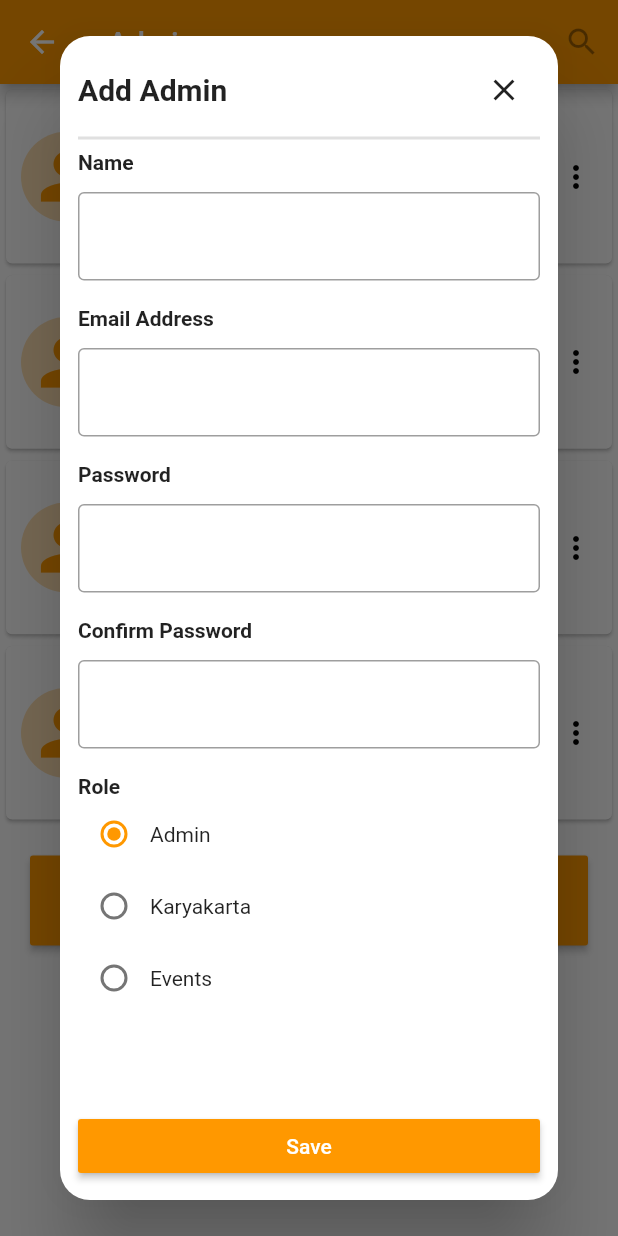
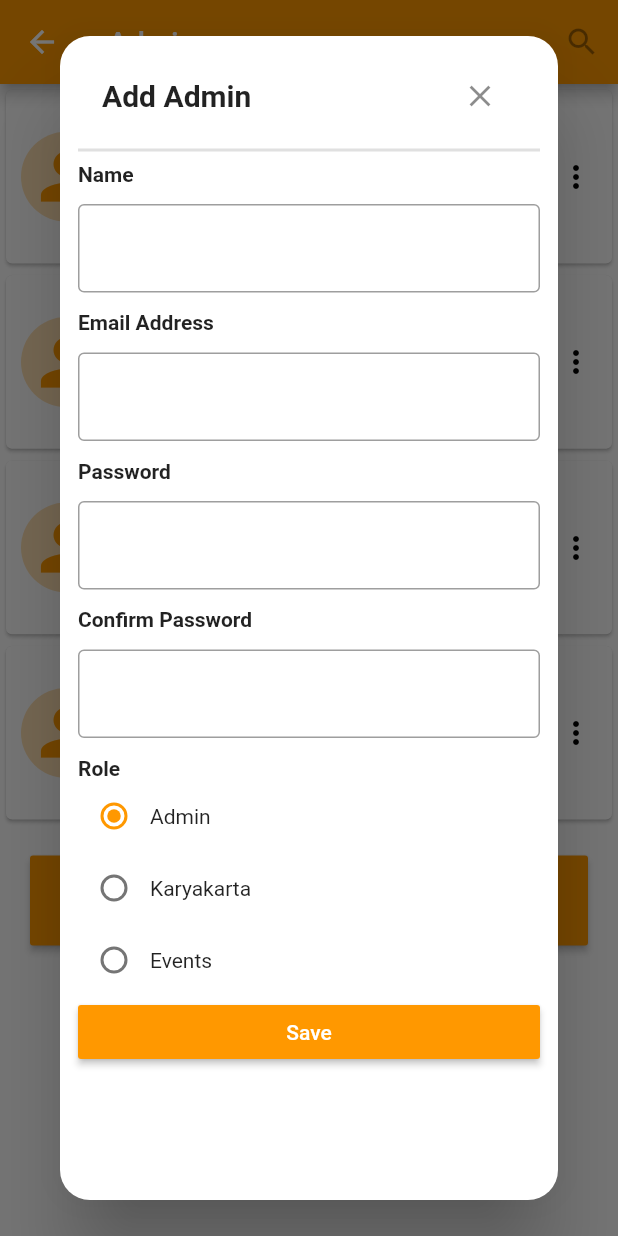
Before and after one commit to Mastersam07/Kitchen_Mgmt_System, a Flutter app: the AdminScreen screen opened directly, after a tap on "Add New", on a phone screen of 412 x 824 dp. Run offline on Flutter 3.47's test engine with Material 2 defaults, Android fonts, the light colour scheme and no system bars; missing offline and left inert: search_widget.

Commit message:
final changes

```diff
--- a/lib/ui/adminscreen.dart
+++ b/lib/ui/adminscreen.dart
@@ -6,9 +6,7 @@ class AdminScreen extends StatefulWidget {
   _AdminScreenState createState() => _AdminScreenState();
 }
 
-
 class _AdminScreenState extends State<AdminScreen> {
-
   int _value1 = 0;
 
   void _setValue1(int value) => setState(() => _value1 = value);
@@ -70,13 +68,13 @@ class _AdminScreenState extends State<AdminScreen> {
                         height: 10.0,
                       ),
                       Container(
+                        color: Colors.orangeAccent,
+                        padding: EdgeInsets.all(5.0),
                         child: Text(
                           'Role: Admin',
-                        style: TextStyle(
-                            color: Colors.black,
-                            fontWeight: FontWeight.bold,
-                            backgroundColor: Colors.orangeAccent),
-                      )),
+                          style: TextStyle(fontWeight: FontWeight.bold),
+                        ),
+                      ),
                     ],
                   ),
                   Spacer(),
@@ -126,13 +124,13 @@ class _AdminScreenState extends State<AdminScreen> {
                         height: 10.0,
                       ),
                       Container(
+                        color: Colors.orangeAccent,
+                        padding: EdgeInsets.all(5.0),
                         child: Text(
                           'Role: Admin',
-                        style: TextStyle(
-                            color: Colors.black,
-                            fontWeight: FontWeight.bold,
-                            backgroundColor: Colors.orangeAccent),
-                      )),
+                          style: TextStyle(fontWeight: FontWeight.bold),
+                        ),
+                      ),
                     ],
                   ),
                   Spacer(),
@@ -182,13 +180,13 @@ class _AdminScreenState extends State<AdminScreen> {
                         height: 10.0,
                       ),
                       Container(
+                        color: Colors.orangeAccent,
+                        padding: EdgeInsets.all(5.0),
                         child: Text(
                           'Role: Admin',
-                        style: TextStyle(
-                            color: Colors.black,
-                            fontWeight: FontWeight.bold,
-                            backgroundColor: Colors.orangeAccent),
-                      )),
+                          style: TextStyle(fontWeight: FontWeight.bold),
+                        ),
+                      ),
                     ],
                   ),
                   Spacer(),
@@ -238,13 +236,13 @@ class _AdminScreenState extends State<AdminScreen> {
                         height: 10.0,
                       ),
                       Container(
+                        color: Colors.orangeAccent,
+                        padding: EdgeInsets.all(5.0),
                         child: Text(
                           'Role: Admin',
-                        style: TextStyle(
-                            color: Colors.black,
-                            fontWeight: FontWeight.bold,
-                            backgroundColor: Colors.orangeAccent),
-                      )),
+                          style: TextStyle(fontWeight: FontWeight.bold),
+                        ),
+                      ),
                     ],
                   ),
                   Spacer(),
@@ -281,28 +279,24 @@ class _AdminScreenState extends State<AdminScreen> {
 //                          height: MediaQuery.of(context).size.height - 80,
                       child: Padding(
                         padding: const EdgeInsets.all(12.0),
-                        child: Column(
-                          mainAxisAlignment: MainAxisAlignment.start,
-                          crossAxisAlignment: CrossAxisAlignment.start,
+                        child: ListView(
+//                          mainAxisAlignment: MainAxisAlignment.start,
+//                          crossAxisAlignment: CrossAxisAlignment.start,
                           children: [
-                            Row(
-                              mainAxisAlignment: MainAxisAlignment.spaceBetween,
-                              children: <Widget>[
-                                Text(
+                            ListTile(
+                              title: Text(
                                 'Add Admin',
                                 style: TextStyle(
                                   fontSize: 20.0,
                                   fontWeight: FontWeight.bold,
                                 ),
-                                  textAlign: TextAlign.center,
                               ),
-                                IconButton(
+                              trailing: IconButton(
                                 icon: Icon(Icons.clear),
                                 onPressed: () {
                                   Navigator.of(context).pop();
                                 },
                               ),
-                              ],
                             ),
                             Divider(
                               thickness: 2.0,
@@ -312,12 +306,10 @@ class _AdminScreenState extends State<AdminScreen> {
                               style: TextStyle(fontWeight: FontWeight.bold),
                             ),
                             SizedBox(height: 12.0),
-                            Expanded(
-                              child: TextFormField(
+                            TextFormField(
                               decoration: InputDecoration(
                                 border: OutlineInputBorder(
                                     borderSide: BorderSide()),
-                                ),
                               ),
                             ),
                             SizedBox(height: 12.0),
@@ -326,12 +318,10 @@ class _AdminScreenState extends State<AdminScreen> {
                               style: TextStyle(fontWeight: FontWeight.bold),
                             ),
                             SizedBox(height: 12.0),
-                            Expanded(
-                              child: TextFormField(
+                            TextFormField(
                               decoration: InputDecoration(
                                 border: OutlineInputBorder(
                                     borderSide: BorderSide()),
-                                ),
                               ),
                             ),
                             SizedBox(height: 12.0),
@@ -340,12 +330,10 @@ class _AdminScreenState extends State<AdminScreen> {
                               style: TextStyle(fontWeight: FontWeight.bold),
                             ),
                             SizedBox(height: 12.0),
-                            Expanded(
-                              child: TextFormField(
+                            TextFormField(
                               decoration: InputDecoration(
                                 border: OutlineInputBorder(
                                     borderSide: BorderSide()),
-                                ),
                               ),
                             ),
                             SizedBox(height: 12.0),
@@ -354,12 +342,10 @@ class _AdminScreenState extends State<AdminScreen> {
                               style: TextStyle(fontWeight: FontWeight.bold),
                             ),
                             SizedBox(height: 12.0),
-                            Expanded(
-                              child: TextFormField(
+                            TextFormField(
                               decoration: InputDecoration(
                                 border: OutlineInputBorder(
                                     borderSide: BorderSide()),
-                                ),
                               ),
                             ),
                             SizedBox(height: 12.0),
@@ -369,23 +355,31 @@ class _AdminScreenState extends State<AdminScreen> {
                             ),
                             Row(
                               children: <Widget>[
-                                Radio(value: 0, groupValue: _value1, onChanged: _setValue1),
+                                Radio(
+                                    value: 0,
+                                    groupValue: _value1,
+                                    onChanged: _setValue1),
                                 Text('Admin'),
                               ],
                             ),
                             Row(
                               children: <Widget>[
-                                Radio(value: 1, groupValue: _value1, onChanged: _setValue1),
+                                Radio(
+                                    value: 1,
+                                    groupValue: _value1,
+                                    onChanged: _setValue1),
                                 Text('Karyakarta'),
                               ],
                             ),
                             Row(
                               children: <Widget>[
-                                Radio(value: 2, groupValue: _value1, onChanged: _setValue1),
+                                Radio(
+                                    value: 2,
+                                    groupValue: _value1,
+                                    onChanged: _setValue1),
                                 Text('Events'),
                               ],
                             ),
-                            Spacer(),
                             SizedBox(
                               width: 320.0,
                               child: RaisedButton(
```
Also changed, not shown: lib/ui/karyakarta.dart (+23 -23 lines). Lines whose indentation alone changed are shown as unchanged.
